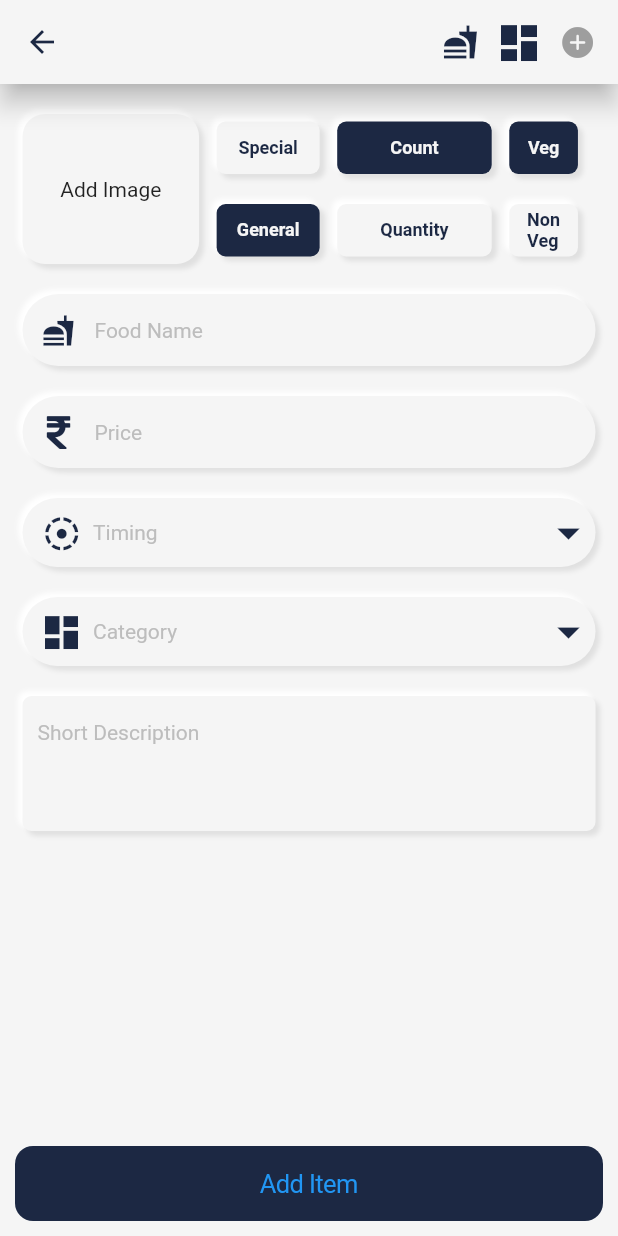
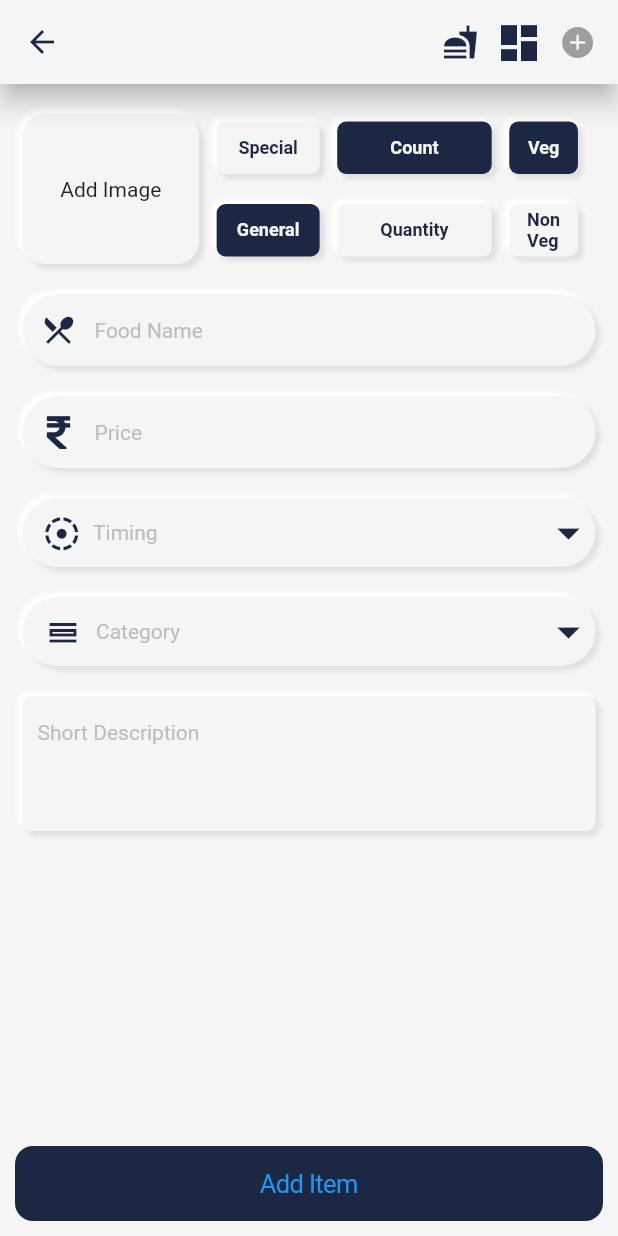
Before and after one commit to heernaranggupta/restaurantflutter, a Flutter app: the screen it shows after launch, after a tap on the "add circle" icon, on a phone screen of 412 x 824 dp. Run offline on Flutter 3.47's test engine with Material 2 defaults, Android fonts, the phone set to English and light mode, and no system bars; our stand-ins replace cloud_firestore, firebase_core, firebase_storage, image_picker; accounts and stored records are empty; network calls fail.

Commit message:
02 12 2020 7:09 pm

```diff
--- a/lib/FormToAdd.dart
+++ b/lib/FormToAdd.dart
@@ -184,7 +184,12 @@ class _FormToAddFoodItemsState extends State<FormToAddFoodItems> {
           centerTitle: false,
           backgroundColor: Color(0xfff5f5f5),
           actions: [
-            Icon(Icons.fastfood_sharp),
+            GestureDetector(
+                child: Icon(Icons.fastfood_sharp),
+              onTap: (){
+                Navigator.of(context).pop();
+              },
+            ),
             SizedBox(width: 15),
             Icon(
               const IconData(0xe903, fontFamily: 'newcustomfonts'),
@@ -486,9 +491,8 @@ class _FormToAddFoodItemsState extends State<FormToAddFoodItems> {
                                 TextStyle(fontSize: 14, color: Colors.grey[400]),
                             hintText: 'Food Name',
                             prefixIcon: Icon(
-                              Icons.fastfood_sharp,
-                              color: Color(0xff1c2843),
-                              size: 22,
+                              Icons.restaurant_menu,
+                              color: themeBlueColor
                             ),
                             border: InputBorder.none,
                             contentPadding: EdgeInsets.all(10),
@@ -727,12 +731,13 @@ class _FormToAddFoodItemsState extends State<FormToAddFoodItems> {
                                   SizedBox(
                                     width: 15,
                                   ),
-                                  Icon(
-                                    const IconData(0xe903,
-                                        fontFamily: 'newcustomfonts'),
-                                    color: Color(0xff1c2843),
-                                    size: 22,
-                                  ),
+                                  Icon(Icons.calendar_view_day_outlined),
+                                  // Icon(
+                                  //   const IconData(0xe903,
+                                  //       fontFamily: 'newcustomfonts'),
+                                  //   color: Color(0xff1c2843),
+                                  //   size: 22,
+                                  // ),
                                   SizedBox(
                                     width: 10,
                                   ),
--- a/lib/main.dart
+++ b/lib/main.dart
@@ -4,14 +4,13 @@ import 'package:flutter/material.dart';
 import 'package:flutter/services.dart';
 import 'package:orderingsystem/models/FoodItem.dart';
 
-
 import './constants.dart';
+import './widgets/other_food_items.dart';
 import './widgets/speciality_item.dart';
-import './widgets/other_food_items.dart';
 import 'DatabaseOperation/FoodCollectionDatabase.dart';
 import 'FormToAdd.dart';
 
-void main() async{
+void main() async {
   WidgetsFlutterBinding.ensureInitialized();
   await Firebase.initializeApp();
   SystemChrome.setPreferredOrientations([DeviceOrientation.portraitUp]).then(
@@ -52,6 +51,10 @@ class HomePage extends StatefulWidget {
 
 class _HomePageState extends State<HomePage> {
   List<FoodItem> foodItems;
+  List<FoodItem> specialFoodItems = [];
+
+  bool showFilter = false;
+
   SizedBox buildSizedBox(Size mediaQuery) =>
       SizedBox(width: mediaQuery.width * 0.03);
 
@@ -61,35 +64,42 @@ class _HomePageState extends State<HomePage> {
     super.initState();
 
     fetchAllFoods();
+  }
 
-  }
-  Future<void> fetchAllFoods() async{
+  Future<void> fetchAllFoods() async {
     print("checkkkkkkkkk 111 ------------");
-    var foodItemsTemp =  await FoodCollectionDatabase().fetchData();
+    var foodItemsTemp = await FoodCollectionDatabase().fetchData();
     print("checkkkkkkkkk 2222------------${foodItemsTemp.length}");
 
-    if(foodItemsTemp == null){
-      print("------------------------\nNO DAAAAATAAAAAA\n-----------------------------");
-    }else{
+    if (foodItemsTemp == null) {
+      print("------------------------\nNO DATA\n-----------------------------");
+    } else {
       setState(() {
         foodItems = foodItemsTemp;
       });
     }
   }
 
+  bool getSpecialFoodItems() {
+    specialFoodItems = [];
+    bool specialItemsAvailable = false;
+    if (foodItems != null) {
+      foodItems.forEach((item) {
+        if (item.isSpecial) {
+          specialFoodItems.add(item);
+          specialItemsAvailable = true;
+        }
+      });
+    }
+    print("specialFoodItems length - ${specialFoodItems.length}");
+    return specialItemsAvailable;
+  }
 
   @override
   Widget build(BuildContext context) {
     final mediaQuery = MediaQuery.of(context).size;
 
-
-    //print("checkkkkkkkkk 3333333------------${foodItems.length}");
-    return GestureDetector(
-      onTap: () {
-        FocusScope.of(context).requestFocus(FocusNode());
-      },
-      child: Scaffold(
-        appBar: AppBar(
+    AppBar appBar = AppBar(
       elevation: 0,
       centerTitle: false,
       title: Text(
@@ -115,7 +125,9 @@ class _HomePageState extends State<HomePage> {
         buildSizedBox(mediaQuery),
         GestureDetector(child: Icon(Icons.grid_view), onTap: () {}),
         buildSizedBox(mediaQuery),
-            GestureDetector(child: Icon(Icons.add_circle), onTap: () {
+        GestureDetector(
+            child: Icon(Icons.add_circle),
+            onTap: () {
               Navigator.of(context).push(
                   CupertinoPageRoute(builder: (ctx) => FormToAddFoodItems()));
             }),
@@ -141,12 +153,13 @@ class _HomePageState extends State<HomePage> {
         buildSizedBox(mediaQuery),
       ],
       bottom: PreferredSize(
-            preferredSize: Size.fromHeight(mediaQuery.height / 9),
+        preferredSize: Size.fromHeight(mediaQuery.height / 8),//
         child: Column(
           children: [
             Row(
               children: [
-                    Container(
+                Expanded(
+                  child: Container(
                     alignment: Alignment.centerLeft,
                     width: mediaQuery.width * 0.55,
                     height: 50,
@@ -168,11 +181,93 @@ class _HomePageState extends State<HomePage> {
                       ),
                     ),
                   ),
-                    Expanded(
+                ),
+                Container(
+                  height: 50,
+                  width: 120,
+                  //padding: EdgeInsets.only(left: 15),
+                  margin: EdgeInsets.only(right: 15, left: 15),
+                  decoration: BoxDecoration(
+                    color: Color(0xfff5f5f5),
+                    borderRadius: BorderRadius.all(
+                      Radius.circular(30),
+                    ),
+                    boxShadow: boxShadowSmall,
+                  ),
+                  child: Stack(
+                    alignment: Alignment.topLeft,
+                    overflow: Overflow.visible,
+                    children: [
+                      if (showFilter)
+                        Positioned(
+                          top:10,
+                          child: Container(
+                            padding: EdgeInsets.only(top: 60),
+                            height: 120,
+                            width: 120,
+                            decoration: BoxDecoration(
+                              color: Color(0xfff5f5f5),
+                              borderRadius: BorderRadius.only(
+                                topLeft: Radius.circular(30),
+                                topRight: Radius.circular(30),
+                                bottomRight: Radius.circular(10),
+                                bottomLeft: Radius.circular(10),
+                              ),
+                              boxShadow: boxShadowSmall,
+                            ),
+                            child: Column(
+                              children: [
+                                GestureDetector(
+
+                                behavior:HitTestBehavior.translucent,
+                                onTap: () {
+                                    print ("------------------test - veg");
+                                    // foodItems.forEach((item) {
+                                    //   if(item.isVeg ){
+                                    //     setState(() {
+                                    //       foodItems = [];
+                                    //       foodItems.add(item);
+                                    //     });
+                                    //   }
+                                    // });
+                                  },
+                                  child: Container(
+                                    child: Text("Veg"),
+                                  ),
+                                ),
+                                Divider(thickness: 1, indent: 5, endIndent: 5),
+                                GestureDetector(
+                                  behavior:HitTestBehavior.translucent,
+                                  onTap: () {
+                                    print ("------------------test - non veg");
+                                    // foodItems.forEach((item) {
+                                    //   if(!item.isVeg ){
+                                    //     setState(() {
+                                    //       foodItems = [];
+                                    //       foodItems.add(item);
+                                    //     });
+                                    //   }
+                                    // });
+                                  },
+                                  child: Container(
+                                    child: Text("Non Veg"),
+                                  ),
+                                ),
+                              ],
+                            ),
+                          ),
+                        ),
+                      GestureDetector(
+                        onTap: () {
+                          setState(() {
+                            showFilter = !showFilter;
+                          });
+                        },
                         child: Container(
                           height: 50,
+                          width: 120,
                           padding: EdgeInsets.only(left: 15),
-                        margin: EdgeInsets.only(right: 15, left: 15),
+
                           decoration: BoxDecoration(
                             color: Color(0xfff5f5f5),
                             borderRadius: BorderRadius.all(
@@ -191,23 +286,40 @@ class _HomePageState extends State<HomePage> {
                       ),
                     ],
                   ),
+                ),
+              ],
+            ),
             SizedBox(height: 20),
           ],
         ),
       ),
-        ),
+    );
+    //print("checkkkkkkkkk 3333333------------${foodItems.length}");
+    return GestureDetector(
+      onTap: () {
+        FocusScope.of(context).requestFocus(FocusNode());
+      },
+      child: Scaffold(
+        appBar: appBar,
         body: RefreshIndicator(
           onRefresh: fetchAllFoods,
+          backgroundColor: Color(0xff1c2843),
+          color: Colors.white,
           child: SingleChildScrollView(
             physics: BouncingScrollPhysics(),
             child: Column(
+              crossAxisAlignment: CrossAxisAlignment.start,
+              children: [
+                if (getSpecialFoodItems())
+                  Column(
                     crossAxisAlignment: CrossAxisAlignment.start,
                     children: [
                       Padding(
                         padding: const EdgeInsets.only(left: 15.0, top: 10),
                         child: Text(
                           'Our Speciality',
-                    style: TextStyle(color: Color(0xff1c2843), fontSize: 17),
+                          style:
+                              TextStyle(color: Color(0xff1c2843), fontSize: 17),
                         ),
                       ),
                       Container(
@@ -215,15 +327,21 @@ class _HomePageState extends State<HomePage> {
                           child: ListView.builder(
                             physics: BouncingScrollPhysics(),
                             padding: const EdgeInsets.only(top: 5, right: 10),
-                      itemCount: 3,
+                            itemCount: specialFoodItems.length,
                             scrollDirection: Axis.horizontal,
-                      itemBuilder: (ctx, index) => SpecialityItem(),
+                            itemBuilder: (ctx, index) => SpecialityItem(
+                                foodItem: specialFoodItems[index]),
                           )),
                       Divider(thickness: 1, indent: 20, endIndent: 20),
-                foodItems != null?
-                OtherFoodItems(foodItems: foodItems):
-                Center(
-                  child:Text("Menu is Empty") ,
+                    ],
+                  ),
+                foodItems != null
+                    ? OtherFoodItems(
+                        foodItems: foodItems,
+                        appBarHeight: appBar.preferredSize.height,
+                      )
+                    : Center(
+                        child: Text("Menu is Empty"),
                       ),
               ],
             ),
@@ -232,8 +350,4 @@ class _HomePageState extends State<HomePage> {
       ),
     );
   }
-
-
-
-
 }
--- a/lib/widgets/speciality_item.dart
+++ b/lib/widgets/speciality_item.dart
@@ -1,10 +1,15 @@
 import 'package:flutter/cupertino.dart';
 import 'package:flutter/material.dart';
-
+import '../models/FoodItem.dart';
 import '../screens/edit_screen.dart';
 import '../constants.dart';
 
 class SpecialityItem extends StatelessWidget {
+  FoodItem foodItem;
+
+  SpecialityItem({@required this.foodItem});
+
+
   Text buildText(String title) {
     return Text(
       title,
@@ -32,12 +37,17 @@ class SpecialityItem extends StatelessWidget {
           mainAxisAlignment: MainAxisAlignment.spaceBetween,
           children: [
             ClipRRect(
-              child: Image.network(
-                'https://static.toiimg.com/thumb/56933159.cms?imgsize=686279&width=800&height=800',
+              child: foodItem.imageUrl != null ?Image.network(
+                foodItem.imageUrl,
                 fit: BoxFit.cover,
                 height: mediaQuery.height * 0.3,
                 width: mediaQuery.width * 0.275,
-              ),
+              ):
+          Container(
+            child: Center(child: Text("No Image")),
+            height: mediaQuery.height * 0.3,
+            width: mediaQuery.width * 0.275,
+          ),
               borderRadius: BorderRadius.only(
                 topLeft: Radius.circular(10.0),
                 bottomLeft: Radius.circular(10.0),
@@ -64,14 +74,14 @@ class SpecialityItem extends StatelessWidget {
                         mainAxisAlignment: MainAxisAlignment.center,
                         children: [
                           Text(
-                            "Salad",
+                            foodItem.foodName,
                             style: TextStyle(fontSize: 20),
                             maxLines: 2,
                             overflow: TextOverflow.ellipsis,
                           ),
                           SizedBox(height: 5),
                           Text(
-                            "Description",
+                            foodItem.description,
                             style: TextStyle(fontSize: 13),
                             maxLines: 2,
                             overflow: TextOverflow.ellipsis,
@@ -89,7 +99,7 @@ class SpecialityItem extends StatelessWidget {
               alignment: Alignment.center,
               height: 120,
               child: !isEditScreen
-                  ? buildText('238 Rs')
+                  ? buildText("${foodItem.price} Rs")
                   : GestureDetector(
                       child: buildText('Edit'),
                       onTap: () {
```
Also changed, not shown: lib/widgets/other_food_items.dart (+12 -7 lines). Lines whose indentation alone changed are shown as unchanged.
